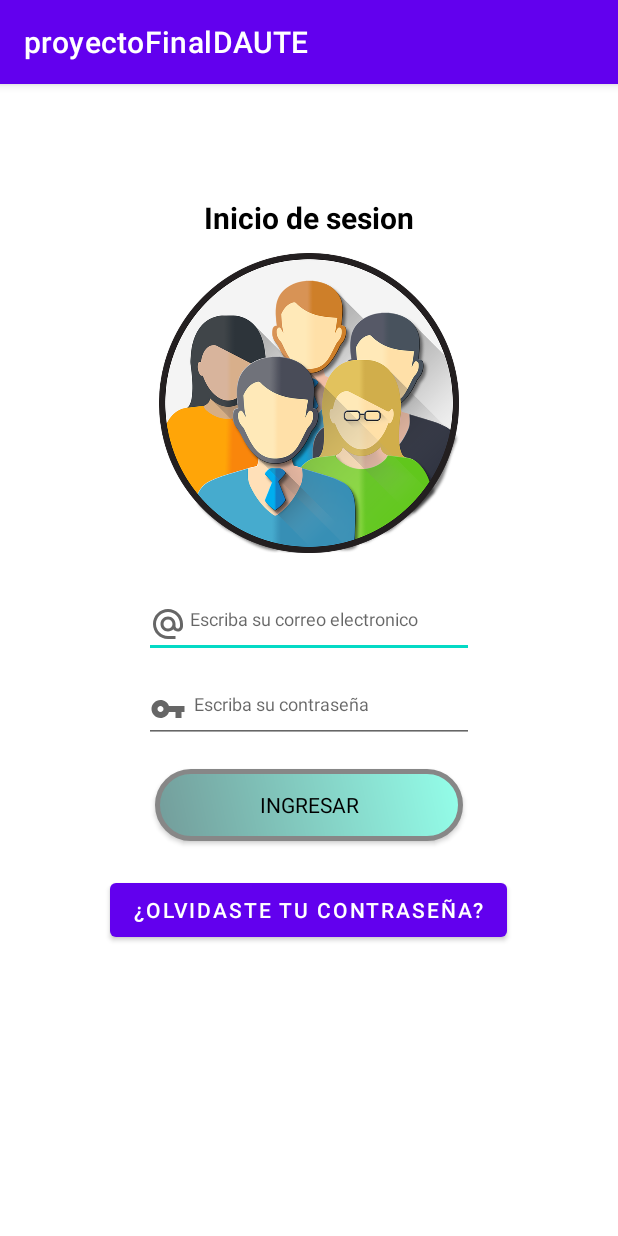
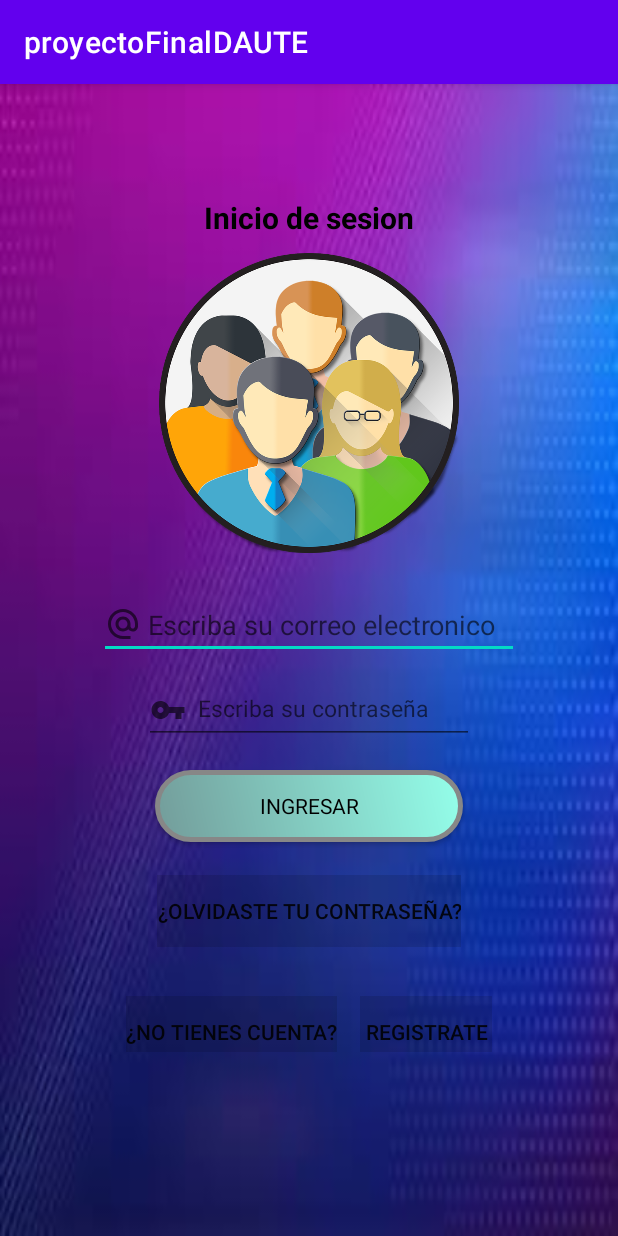
Before and after one commit to abellhd026/proyectoFinalDAUTE, an Android app: the screen it shows after launch (Login), on a phone screen of 412 x 824 dp. Run offline under Robolectric (Android 15) with nearby library versions, the phone set to English and light mode, and no system bars; our stand-ins replace Firebase (no records; nobody signed in at launch, a user with empty details on screens opened directly); 2 statements that could not run were skipped.

Commit message:
Activity__Login/actualizacion

```diff
--- a/app/src/main/res/layout/activity_login.xml
+++ b/app/src/main/res/layout/activity_login.xml
@@ -5,6 +5,7 @@
     android:layout_width="match_parent"
     android:layout_height="match_parent"
     android:orientation="vertical"
+    android:background="@drawable/fondo"
     tools:context=".Login">
 
     <TextView
@@ -30,16 +31,25 @@
 
     <EditText
         android:id="@+id/emailInput"
-        android:layout_width="220dp"
+        android:layout_width="280dp"
         android:layout_height="wrap_content"
         android:layout_gravity="center"
         android:layout_marginTop="25dp"
         android:drawableStart="@drawable/ic_mail"
-        android:textSize="12dp"
+        android:textSize="18dp"
         android:hint=" Escriba su correo electronico"
         android:ems="10"
         android:gravity="start|top"
         android:inputType="textMultiLine" />
+
+    <!--
+    <com.google.android.material.textfield.TextInputLayout
+        android:layout_width="wrap_content"
+        android:layout_height="wrap_content"
+        android:layout_gravity="center"
+        android:hint="Password">*/
+</com.google.android.material.textfield.TextInputLayout> -->
+
 
         <EditText
             android:id="@+id/passInput"
@@ -47,15 +57,19 @@
             android:layout_height="wrap_content"
             android:layout_gravity="center"
             android:layout_marginTop="12dp"
+            android:textSize="15dp"
+            android:ems="10"
+            android:hint="  Escriba su contraseña"
+            android:gravity="start|top"
             android:drawableStart="@drawable/ic_key"
-        android:textSize="12dp"
-        android:hint="  Escriba su contraseña"
-        android:ems="10"
-        android:gravity="start|top"
             android:inputType="textPassword" />
 
+
+
+
+
     <androidx.appcompat.widget.AppCompatButton
-        android:id="@+id/btnLogin"
+        android:id="@+id/btn2"
         android:layout_width="wrap_content"
         android:layout_height="wrap_content"
         android:background="@drawable/ic_buutton"
@@ -66,14 +80,42 @@
         android:textStyle="bold"
         android:text="ingresar" />
 
-    <Button
+    <androidx.appcompat.widget.AppCompatButton
         android:id="@+id/btnGotoRegister"
         android:layout_width="wrap_content"
         android:layout_height="wrap_content"
         android:layout_gravity="center"
         android:textColorHint="@color/design_default_color_error"
+        android:background="@color/material_on_surface_stroke"
         android:text="¿olvidaste tu contraseña?"
         android:layout_marginTop="22dp"/>
+    <LinearLayout
+        android:layout_width="wrap_content"
+        android:layout_height="wrap_content"
+        android:layout_gravity="center">
 
+        <androidx.appcompat.widget.AppCompatButton
+            android:id="@+id/btn3"
+            android:layout_width="wrap_content"
+            android:layout_height="wrap_content"
+            android:layout_marginRight="10dp"
+            android:layout_gravity="center"
+            android:textColorHint="@color/design_default_color_error"
+            android:background="@color/material_on_surface_stroke"
+            android:text="¿No tienes cuenta?"
+            android:layout_marginTop="22dp"/>
+
+        <androidx.appcompat.widget.AppCompatButton
+            android:id="@+id/btn4"
+            android:layout_width="wrap_content"
+            android:layout_height="wrap_content"
+            android:layout_marginLeft="5dp"
+            android:layout_gravity="center"
+            android:textColorHint="@color/design_default_color_error"
+            android:background="@color/material_on_surface_stroke"
+            android:text="Registrate"
+            android:layout_marginTop="22dp"/>
 
     </LinearLayout>
+
+</LinearLayout>
--- a/app/src/main/res/layout/activity_main.xml
+++ b/app/src/main/res/layout/activity_main.xml
@@ -14,10 +14,12 @@
         android:layout_width="wrap_content"
         android:layout_height="wrap_content"
         android:fontFamily="monospace"
-        android:text="Bienvenido"
-        android:textSize="20sp">
-
+        android:text="Bienvenid@"
+        android:textColor="@color/white"
+        android:textStyle="bold"
+        android:textSize="35sp">
     </TextView>
 
 
+
 </LinearLayout>
```
Lines whose indentation alone changed are shown as unchanged.
